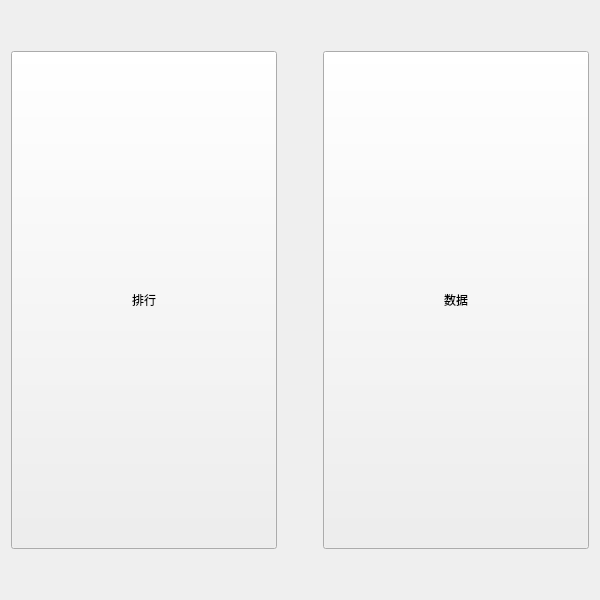
The window that view/pageStart.ui (lincandong/Basketball_Data_Visualization) describes before a commit, drawn with Qt 5.
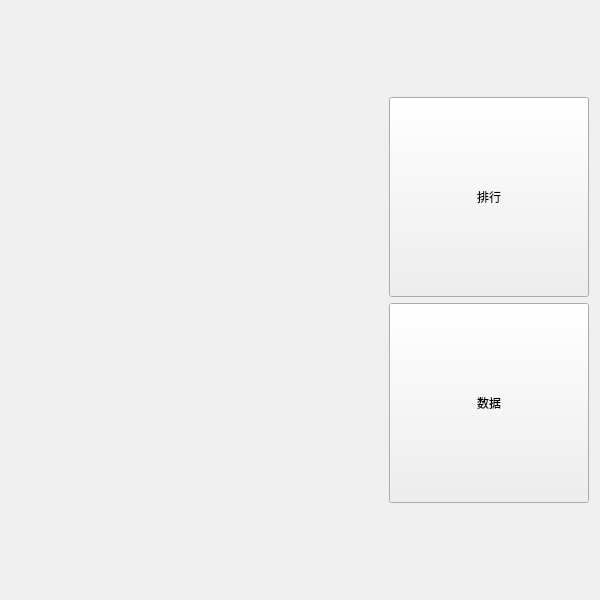
The same window after the commit. Icons and pictures are not drawn.

```diff
--- a/view/pageStart.ui
+++ b/view/pageStart.ui
@@ -13,15 +13,29 @@
   <property name="windowTitle">
    <string>Form</string>
   </property>
+  <property name="styleSheet">
+   <string notr="true"/>
+  </property>
   <layout class="QVBoxLayout" name="verticalLayout">
    <item>
+    <layout class="QHBoxLayout" name="horizontalLayout" stretch="5,2">
+     <item>
+      <widget class="QLabel" name="label">
+       <property name="text">
+        <string/>
+       </property>
+       <property name="pixmap">
+        <pixmap resource="../resources/resources.qrc">:/gif/gif/nba.jpg</pixmap>
+       </property>
+      </widget>
+     </item>
+     <item>
+      <layout class="QVBoxLayout" name="verticalLayout_2">
+       <item>
     <spacer name="verticalSpacer">
      <property name="orientation">
       <enum>Qt::Vertical</enum>
      </property>
-     <property name="sizeType">
-      <enum>QSizePolicy::Preferred</enum>
-     </property>
      <property name="sizeHint" stdset="0">
       <size>
        <width>20</width>
@@ -30,8 +44,6 @@
      </property>
     </spacer>
    </item>
-   <item>
-    <layout class="QHBoxLayout" name="horizontalLayout">
      <item>
       <widget class="QPushButton" name="buttonRank">
        <property name="sizePolicy">
@@ -54,22 +66,6 @@
        </property>
       </widget>
      </item>
-     <item>
-      <spacer name="horizontalSpacer">
-       <property name="orientation">
-        <enum>Qt::Horizontal</enum>
-       </property>
-       <property name="sizeType">
-        <enum>QSizePolicy::Fixed</enum>
-       </property>
-       <property name="sizeHint" stdset="0">
-        <size>
-         <width>40</width>
-         <height>20</height>
-        </size>
-       </property>
-      </spacer>
-     </item>
      <item>
       <widget class="QPushButton" name="buttonData">
        <property name="sizePolicy">
@@ -93,16 +89,11 @@
        </property>
       </widget>
      </item>
-    </layout>
-   </item>
    <item>
     <spacer name="verticalSpacer_2">
      <property name="orientation">
       <enum>Qt::Vertical</enum>
      </property>
-     <property name="sizeType">
-      <enum>QSizePolicy::Preferred</enum>
-     </property>
      <property name="sizeHint" stdset="0">
       <size>
        <width>20</width>
@@ -112,6 +103,10 @@
     </spacer>
    </item>
   </layout>
+     </item>
+    </layout>
+   </item>
+  </layout>
  </widget>
  <resources/>
  <connections/>
```
Left out of the diff: 4 changed lines with no effect on the pictures. Lines whose indentation alone changed are shown as unchanged.
